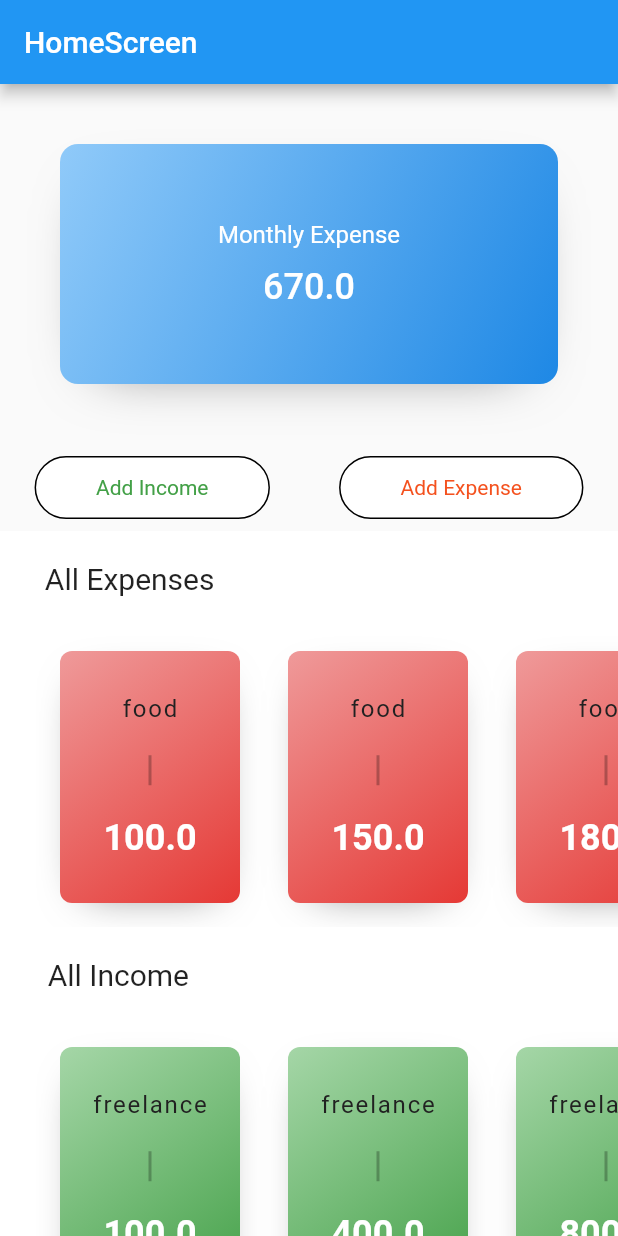
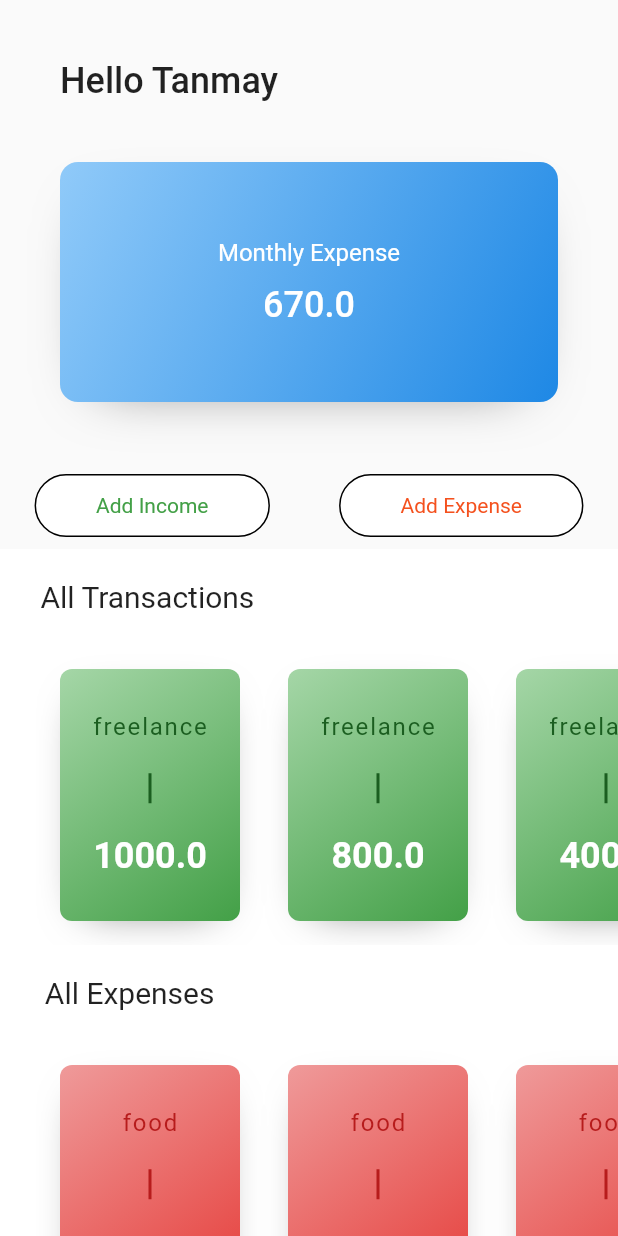
Before and after one commit to tanmay-joshi/money-management-app, a Flutter app: the screen it shows after launch, on a phone screen of 412 x 824 dp. Run offline on Flutter 3.47's test engine with Material 2 defaults, Android fonts, the phone set to English and light mode, and no system bars.

Commit message:
latest version with everything integrated

```diff
--- a/lib/comman/ExpenseCardList.dart
+++ b/lib/comman/ExpenseCardList.dart
@@ -5,7 +5,7 @@ import 'package:money_app/providers/model.dart';
 import 'package:provider/provider.dart';
 
 class ListOf extends StatelessWidget {
-  String value;
+  final String value;
 
   ListOf(this.value);
 
@@ -16,15 +16,15 @@ class ListOf extends StatelessWidget {
     List<TransactionModel> allIncome = Provider.of<Model>(context).allIncome();
     List<TransactionModel> all = Provider.of<Model>(context).allTransactions;
     List<Widget> getExpense() {
-      return allExpense.map((t) => ExpensesCard(t)).toList();
+      return allExpense.reversed.map((t) => ExpensesCard(t)).toList();
     }
 
     List<Widget> getIncome() {
-      return allIncome.map((t) => ExpensesCard(t)).toList();
+      return allIncome.reversed.map((t) => ExpensesCard(t)).toList();
     }
 
     List<Widget> getAll() {
-      return all.map((t) => ExpensesCard(t)).toList();
+      return all.reversed.map((t) => ExpensesCard(t)).toList();
     }
 
     switch (value) {
--- a/lib/comman/ExpensesCard.dart
+++ b/lib/comman/ExpensesCard.dart
@@ -39,7 +39,8 @@ class ExpensesCard extends StatelessWidget {
             transaction.type,
             style: TextStyle(
                 fontSize: 16,
-                color: Colors.grey[900],
+                color:
+                    transaction.expense ? Colors.red[900] : Colors.green[900],
                 fontWeight: FontWeight.w400,
                 letterSpacing: 1.2),
           ),
@@ -47,7 +48,7 @@ class ExpensesCard extends StatelessWidget {
             height: 20,
             width: 2,
             decoration: BoxDecoration(
-              color: Colors.black26,
+              color: transaction.expense ? Colors.red[900] : Colors.green[900],
             ),
           ),
           Text(
--- a/lib/comman/bottomNav.dart
+++ b/lib/comman/bottomNav.dart
@@ -1,5 +1,4 @@
 import 'package:flutter/material.dart';
-import 'package:provider/provider.dart';
 
 class BottomNav extends StatelessWidget {
   @override
--- a/lib/comman/bottomSheetInput.dart
+++ b/lib/comman/bottomSheetInput.dart
@@ -89,9 +89,9 @@ class _BottomSheetInputState extends State<BottomSheetInput> {
                       TransactionModel transaction = TransactionModel(
                           amount: double.parse(amountController.text),
                           type: typeController.text);
-                      expense:
-                      expense;
-                      Provider.of<Model>(context).addExpense(transaction);
+                      expense
+                          ? Provider.of<Model>(context).addExpense(transaction)
+                          : Provider.of<Model>(context).addIncome(transaction);
                       Navigator.of(context).pop();
                     },
                   )
--- a/lib/comman/transactions.dart
+++ b/lib/comman/transactions.dart
@@ -8,12 +8,12 @@ class Transactions extends StatelessWidget {
       decoration: BoxDecoration(color: Colors.white),
       child: Column(
         children: <Widget>[
+          header("All Transactions"),
+          ListOf("All"),
           header("All Expenses"),
           ListOf("Expense"),
           header("All Income"),
           ListOf("Income"),
-          header("All Transactions"),
-          ListOf("All"),
         ],
       ),
     );
--- a/lib/main.dart
+++ b/lib/main.dart
@@ -1,5 +1,4 @@
 import 'package:flutter/material.dart';
-import 'package:money_app/comman/bottomSheetInput.dart';
 import 'package:money_app/providers/model.dart';
 import 'package:money_app/screens/addExpenseScreen.dart';
 import 'package:provider/provider.dart';
--- a/lib/screens/homeScreen.dart
+++ b/lib/screens/homeScreen.dart
@@ -1,21 +1,25 @@
 import 'package:flutter/material.dart';
-import 'package:money_app/comman/bottomNav.dart';
 import 'package:money_app/comman/bottomSheetInput.dart';
 import 'package:money_app/comman/transactions.dart';
 
 import '../comman/monthlyExpensesCard.dart';
-import '../comman/ExpenseCardList.dart';
 
 class HomeScreen extends StatelessWidget {
   @override
   Widget build(BuildContext context) {
     return Scaffold(
-      appBar: AppBar(
-        title: Text("HomeScreen"),
-      ),
+      // appBar: MyAppBar(100),
       body: Stack(children: <Widget>[
         ListView(
           children: <Widget>[
+            Container(
+              padding: EdgeInsets.fromLTRB(40, 40, 0, 0),
+              decoration: BoxDecoration(),
+              child: Text(
+                "Hello Tanmay",
+                style: TextStyle(fontSize: 24, fontWeight: FontWeight.w500),
+              ),
+            ),
             MonthlyExpensesCard(),
             Row(
               crossAxisAlignment: CrossAxisAlignment.center,
--- a/pubspec.yaml
+++ b/pubspec.yaml
@@ -21,7 +21,8 @@ dependencies:
     sdk: flutter
   provider: ^3.0.0
   cloud_firestore: ^0.12.9
-  firebase_core: ^0.4.0+8
+  firebase_database: ^0.4.4
+  firebase_core: ^0.2.2
 
   # The following adds the Cupertino Icons font to your application.
   # Use with the CupertinoIcons class for iOS style icons.
```
Also changed, not shown: lib/comman/myAppBar.dart (added, +32 -0 lines), 5 other files.
